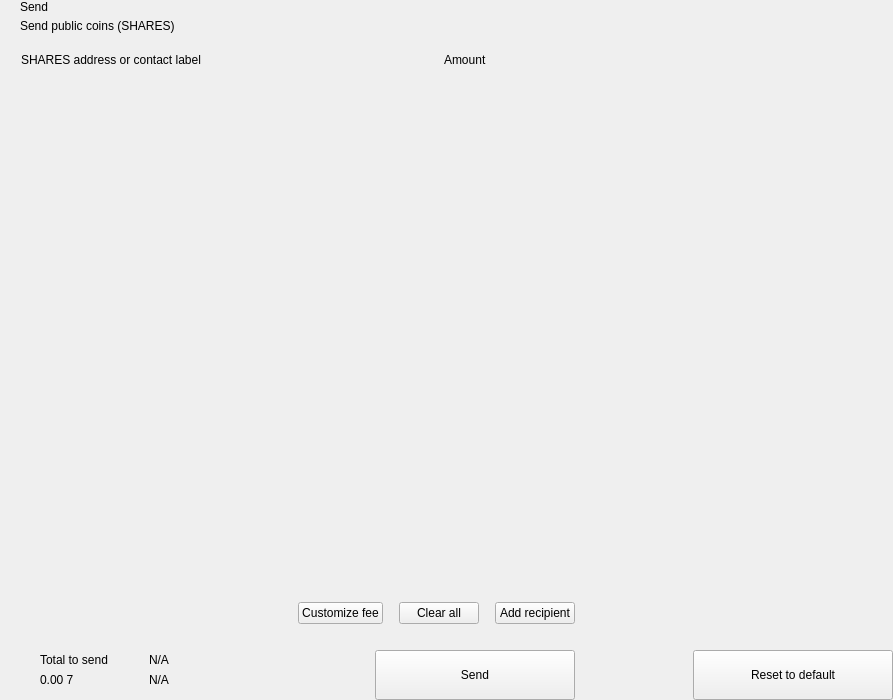
Cryptosharescoin/shares, file src/qt/cryptoshares/forms/send.ui: the form before one commit.
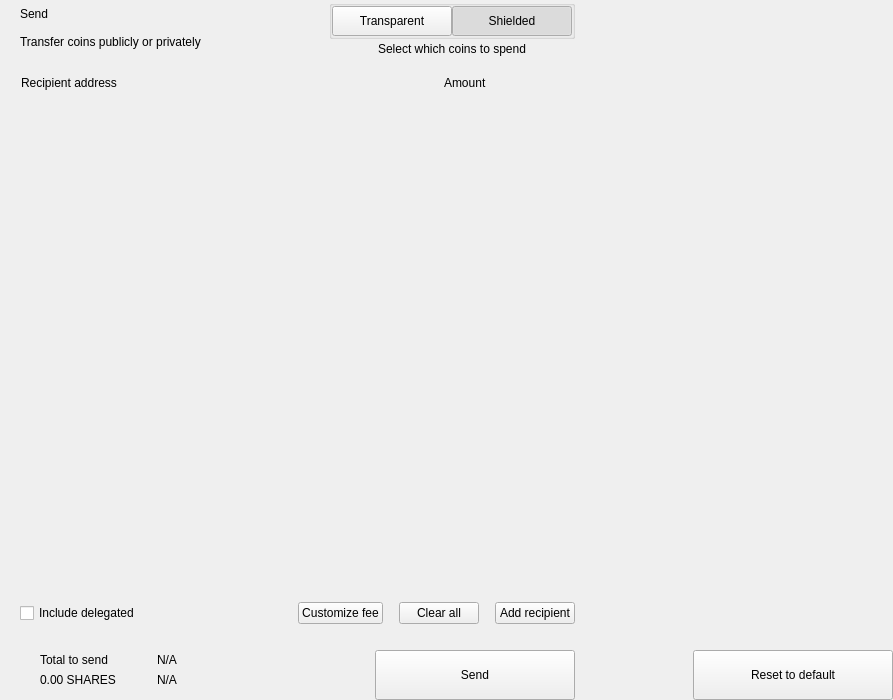
The form after the commit. Custom widgets are drawn as their Qt base class.

```diff
--- a/src/qt/cryptoshares/forms/send.ui
+++ b/src/qt/cryptoshares/forms/send.ui
@@ -66,7 +66,7 @@
           <item>
            <layout class="QVBoxLayout" name="verticalLayout">
             <property name="spacing">
-             <number>5</number>
+             <number>0</number>
             </property>
             <item>
              <widget class="QLabel" name="labelTitle">
@@ -81,7 +81,7 @@
             <item>
              <widget class="QLabel" name="labelSubtitle1">
               <property name="text">
-               <string>Send public coins (SHARES)</string>
+               <string>Transfer coins publicly or privately</string>
               </property>
              </widget>
             </item>
@@ -100,6 +100,120 @@
             </property>
            </spacer>
           </item>
+          <item>
+           <layout class="QVBoxLayout" name="verticalLayout_6">
+            <property name="spacing">
+             <number>3</number>
+            </property>
+            <item alignment="Qt::AlignHCenter">
+             <widget class="QGroupBox" name="groupBox">
+              <property name="styleSheet">
+               <string notr="true">#groupBox{
+padding-top:2px;
+}</string>
+              </property>
+              <property name="title">
+               <string/>
+              </property>
+              <property name="alignment">
+               <set>Qt::AlignCenter</set>
+              </property>
+              <layout class="QHBoxLayout" name="horizontalLayout_4">
+               <property name="spacing">
+                <number>0</number>
+               </property>
+               <property name="leftMargin">
+                <number>0</number>
+               </property>
+               <property name="topMargin">
+                <number>0</number>
+               </property>
+               <property name="rightMargin">
+                <number>0</number>
+               </property>
+               <property name="bottomMargin">
+                <number>0</number>
+               </property>
+               <item>
+                <widget class="QPushButton" name="pushLeft">
+                 <property name="minimumSize">
+                  <size>
+                   <width>120</width>
+                   <height>30</height>
+                  </size>
+                 </property>
+                 <property name="maximumSize">
+                  <size>
+                   <width>120</width>
+                   <height>30</height>
+                  </size>
+                 </property>
+                 <property name="focusPolicy">
+                  <enum>Qt::NoFocus</enum>
+                 </property>
+                 <property name="text">
+                  <string>Transparent</string>
+                 </property>
+                 <property name="checkable">
+                  <bool>true</bool>
+                 </property>
+                 <property name="autoExclusive">
+                  <bool>true</bool>
+                 </property>
+                </widget>
+               </item>
+               <item>
+                <widget class="QPushButton" name="pushRight">
+                 <property name="minimumSize">
+                  <size>
+                   <width>120</width>
+                   <height>30</height>
+                  </size>
+                 </property>
+                 <property name="maximumSize">
+                  <size>
+                   <width>120</width>
+                   <height>30</height>
+                  </size>
+                 </property>
+                 <property name="focusPolicy">
+                  <enum>Qt::NoFocus</enum>
+                 </property>
+                 <property name="text">
+                  <string>Shielded</string>
+                 </property>
+                 <property name="checkable">
+                  <bool>true</bool>
+                 </property>
+                 <property name="checked">
+                  <bool>true</bool>
+                 </property>
+                 <property name="autoExclusive">
+                  <bool>true</bool>
+                 </property>
+                </widget>
+               </item>
+              </layout>
+             </widget>
+            </item>
+            <item alignment="Qt::AlignHCenter|Qt::AlignTop">
+             <widget class="QLabel" name="labelSubtitle2">
+              <property name="styleSheet">
+               <string notr="true"/>
+              </property>
+              <property name="text">
+               <string>Select which coins to spend</string>
+              </property>
+              <property name="alignment">
+               <set>Qt::AlignCenter</set>
+              </property>
+              <property name="indent">
+               <number>0</number>
+              </property>
+             </widget>
+            </item>
+           </layout>
+          </item>
          </layout>
         </item>
         <item>
@@ -141,7 +255,7 @@
              <string notr="true">margin-left:8px;</string>
             </property>
             <property name="text">
-             <string>SHARES address or contact label</string>
+             <string>Recipient address</string>
             </property>
            </widget>
           </item>
@@ -269,6 +383,16 @@
           <property name="rightMargin">
            <number>20</number>
           </property>
+          <item>
+           <widget class="QCheckBox" name="checkBoxDelegations">
+            <property name="layoutDirection">
+             <enum>Qt::LeftToRight</enum>
+            </property>
+            <property name="text">
+             <string>Include delegated</string>
+            </property>
+           </widget>
+          </item>
           <item>
            <spacer name="horizontalSpacer_4">
             <property name="orientation">
@@ -454,7 +578,7 @@
                      <item>
                       <widget class="QLabel" name="labelAmountSend">
                        <property name="text">
-                        <string notr="true">0.00 7</string>
+                        <string notr="true">0.00 SHARES</string>
                        </property>
                       </widget>
                      </item>
```
Left out of the diff: 12 changed lines with no effect on the pictures.
